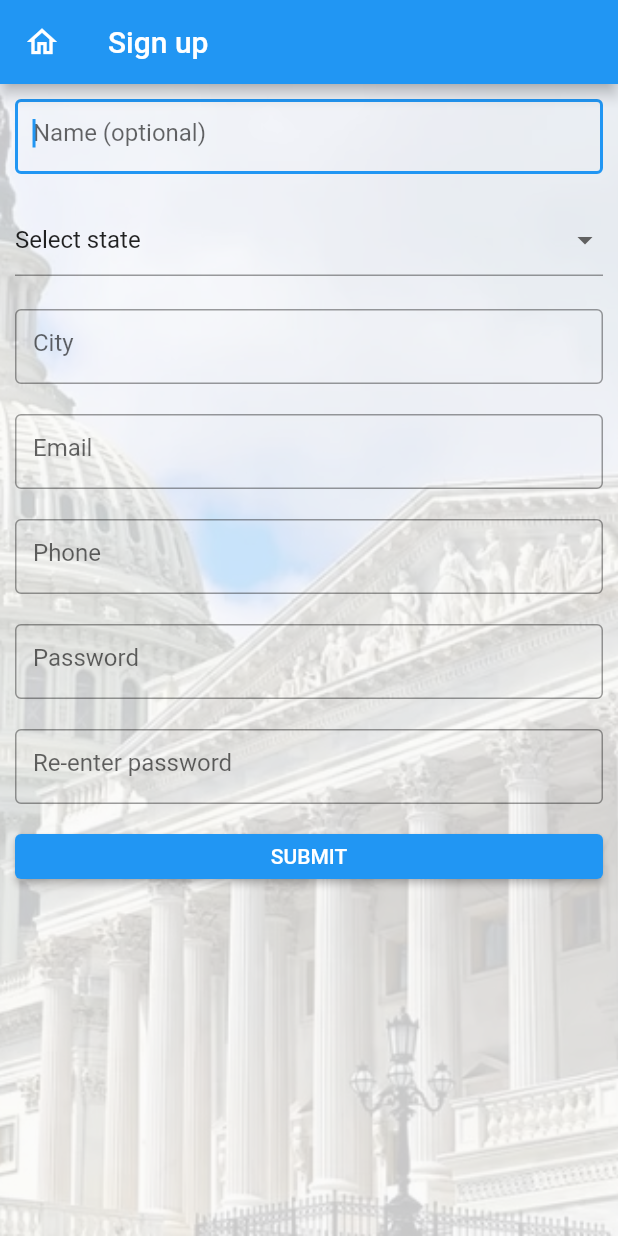
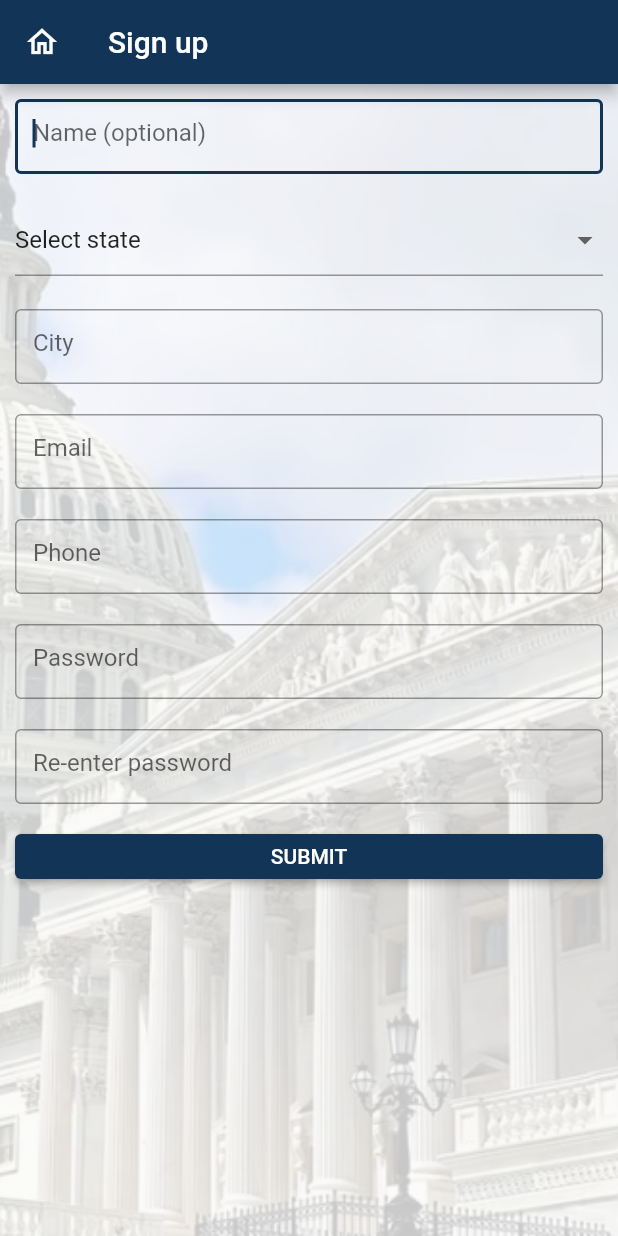
Before and after one commit to billp72/municipalMessaging, a Flutter app: the Government screen opened by its route, on a phone screen of 412 x 824 dp. Run offline on Flutter 3.47's test engine with Material 2 defaults, Android fonts, the phone set to English and light mode, and no system bars; our stand-ins replace cloud_firestore, cloud_functions, device_info, firebase_auth, firebase_core, responsive_grid and 1 more; accounts and stored records are empty; network calls fail.

Commit message:
theme color change

```diff
--- a/lib/main.dart
+++ b/lib/main.dart
@@ -42,6 +42,22 @@ Future<void> main() async {
 class MyApp extends StatelessWidget {
   const MyApp({super.key});
 
+  final myColor = const MaterialColor(
+    0xFF123456, // The primary value
+    <int, Color>{
+      50: Color(0xFFEDF0F2),
+      100: Color(0xFFCED5DE),
+      200: Color(0xFFABC0CB),
+      300: Color(0xFF88ABB8),
+      400: Color(0xFF6C97A4),
+      500: Color(0xFF508290),
+      600: Color(0xFF47787B),
+      700: Color(0xFF3E6D70),
+      800: Color(0xFF356265),
+      900: Color(0xFF254E52),
+    },
+  );
+
   @override
   Widget build(BuildContext context) {
     return MaterialApp(
@@ -57,7 +73,7 @@ class MyApp extends StatelessWidget {
         '/admin': (context) => const MyHomePage(title: 'Admin'),
       },
       theme: ThemeData(
-        primarySwatch: Colors.blue,
+        primarySwatch: myColor,
       ),
     );
   }
```
